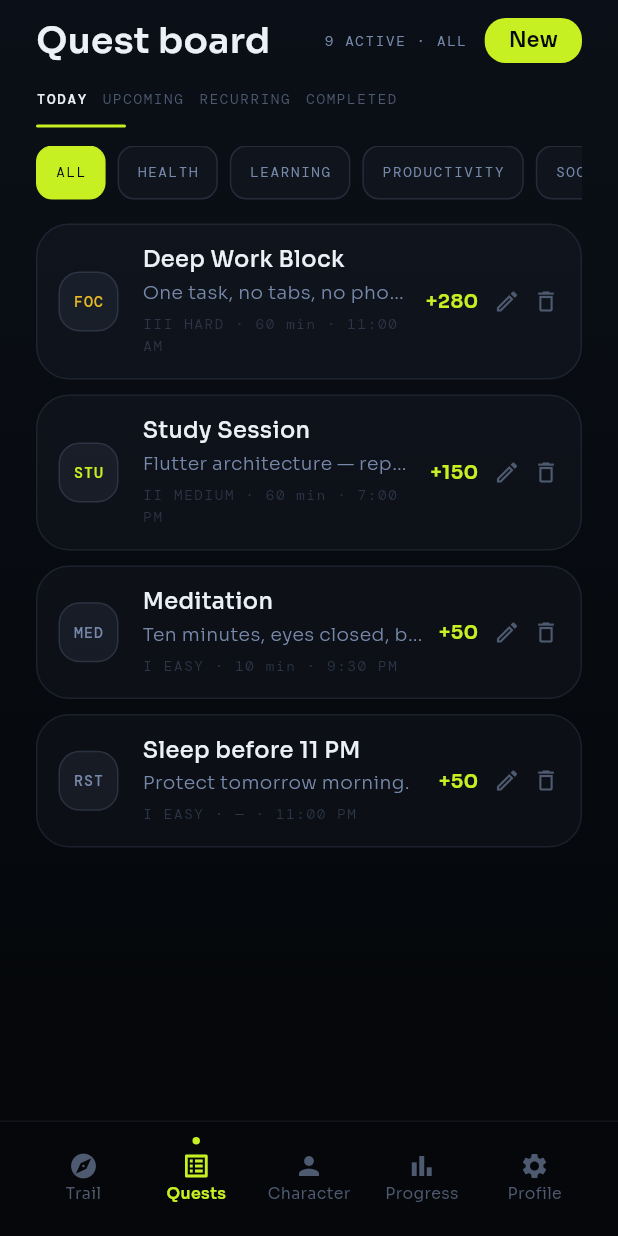
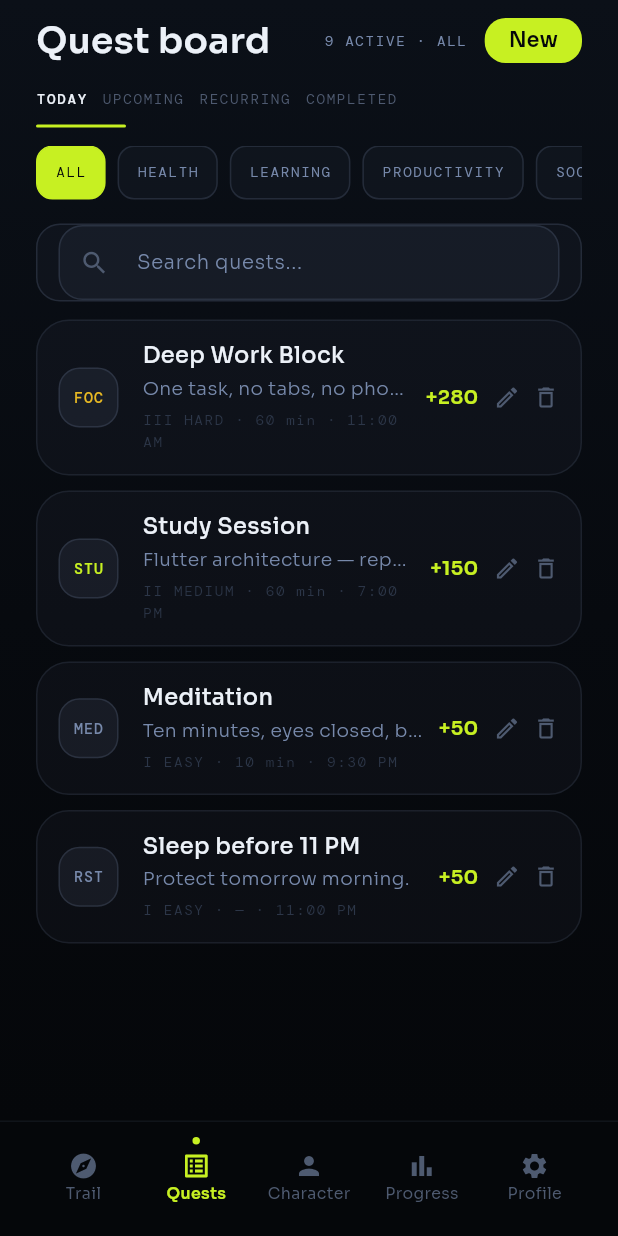
Before and after one commit to Mattathiasa/lifequest, a Flutter app: the AppShell screen opened directly, item 2 of the bottom bar chosen, on a phone screen of 412 x 824 dp. Run offline on Flutter 3.47's test engine with Material 3 defaults, Android fonts, the light colour scheme and no system bars; our stand-ins replace flutter_riverpod, google_fonts, shared_preferences; accounts and stored records are empty.

Commit message:
feat(quests): add search functionality to quest board

```diff
--- a/flutter/lib/features/quests/presentation/quests_page.dart
+++ b/flutter/lib/features/quests/presentation/quests_page.dart
@@ -25,6 +25,8 @@ class QuestsPage extends ConsumerStatefulWidget {
 
 class _QuestsPageState extends ConsumerState<QuestsPage> {
   String _category = 'All';
+  String _searchQuery = '';
+  final _searchController = TextEditingController();
 
   static const _tabs = ['Today', 'Upcoming', 'Recurring', 'Completed'];
   static const _categories = [
@@ -63,7 +65,10 @@ class _QuestsPageState extends ConsumerState<QuestsPage> {
         _ => true,
       };
       final catMatch = _category == 'All' || q.category.label == _category;
-      return scheduleMatch && catMatch;
+      final searchMatch = _searchQuery.isEmpty ||
+          q.name.toLowerCase().contains(_searchQuery.toLowerCase()) ||
+          q.desc.toLowerCase().contains(_searchQuery.toLowerCase());
+      return scheduleMatch && catMatch && searchMatch;
     }).toList();
 
     return Container(
@@ -140,6 +145,45 @@ class _QuestsPageState extends ConsumerState<QuestsPage> {
                   ),
 
                   const SizedBox(height: Gap.lg),
+
+                  // Search bar
+                  Container(
+                    padding: const EdgeInsets.symmetric(horizontal: 14),
+                    decoration: BoxDecoration(
+                      color: AppColors.surface,
+                      borderRadius: BorderRadius.circular(Radii.input),
+                      border: Border.all(color: AppColors.borderStrong),
+                    ),
+                    child: TextField(
+                      controller: _searchController,
+                      style: AppType.body.copyWith(color: AppColors.textPrimary),
+                      decoration: InputDecoration(
+                        hintText: 'Search quests...',
+                        border: InputBorder.none,
+                        prefixIcon: const Icon(
+                          Icons.search,
+                          color: AppColors.muted,
+                          size: 20,
+                        ),
+                        suffixIcon: _searchQuery.isNotEmpty
+                            ? GestureDetector(
+                                onTap: () {
+                                  _searchController.clear();
+                                  setState(() => _searchQuery = '');
+                                },
+                                child: const Icon(
+                                  Icons.clear,
+                                  color: AppColors.muted,
+                                  size: 20,
+                                ),
+                              )
+                            : null,
+                      ),
+                      onChanged: (value) => setState(() => _searchQuery = value),
+                    ),
+                  ),
+
+                  const SizedBox(height: Gap.md),
 
                   // Quest list or empty state
                   if (filtered.isEmpty)
```
